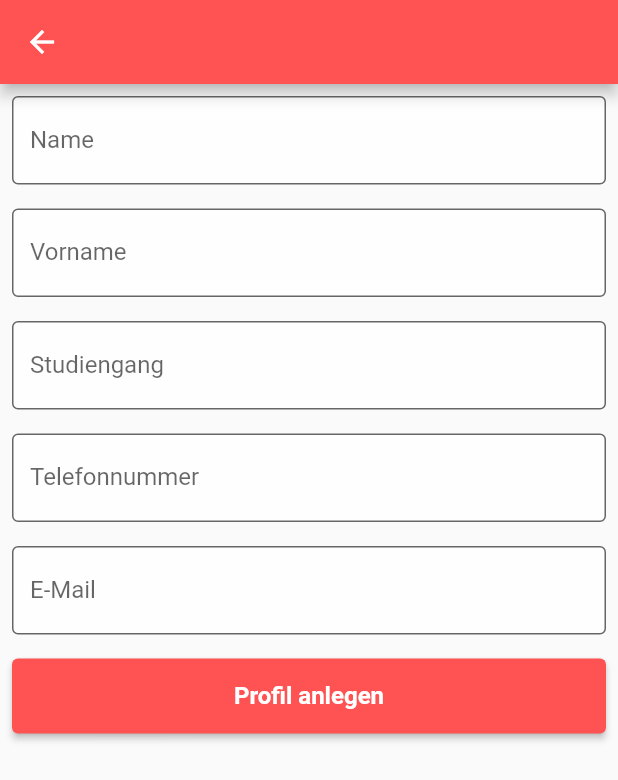
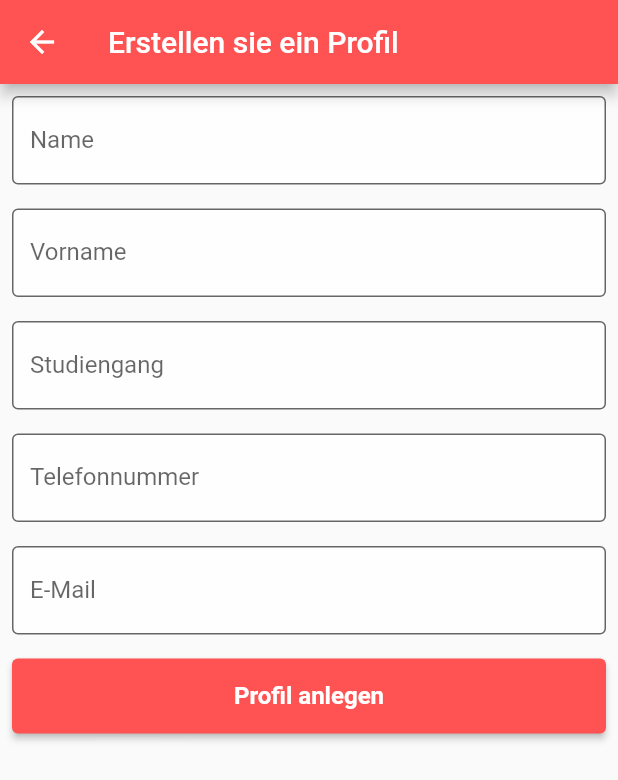
Before and after one commit to RaJoBra/UniPaiSity, a Flutter app: the Profil screen opened directly, after a tap on "Profil anlegen", on a phone screen of 412 x 824 dp. Shown: the top 780 px of the screen. Run offline on Flutter 3.47's test engine with Material 2 defaults, Android fonts, the phone set to English and light mode, and no system bars; our stand-ins replace cached_network_image, flutter_html, ionicons; missing offline and left inert: webfeed; network calls fail; Roboto replaces fonts that are missing (Arial).

Commit message:
Rafactor Code, Cause i couldn't find anything

```diff
--- a/uniparcity/lib/planninglist.dart
+++ b/uniparcity/lib/Planning/planninglist.dart
@@ -1,9 +1,9 @@
 import 'package:flutter/material.dart';
-import 'package:uniparcity/PlanningItemModel.dart';
+import 'package:uniparcity/Model/PlanningItemModel.dart';
 import 'package:uniparcity/dataHandler.dart';
-import 'package:uniparcity/profil.dart';
+import 'package:uniparcity/Profil/profil.dart';
 
-import 'CustomBottomNavBar.dart';
+import '../CustomBottomNavBar.dart';
 
 class PlanningList extends StatefulWidget {
   @override
--- a/uniparcity/lib/ProfileForm.dart
+++ b/uniparcity/lib/Profil/ProfileForm.dart
@@ -2,8 +2,8 @@ import 'package:flutter/material.dart';
 import 'package:uniparcity/config.dart';
 import 'package:uniparcity/dataHandler.dart';
 import 'package:uniparcity/home.dart';
-import 'package:uniparcity/profil.dart';
-import 'StudentModel.dart';
+import 'package:uniparcity/Profil/profil.dart';
+import '../Model/StudentModel.dart';
 
 class Profilform extends StatelessWidget {
   final nameController = TextEditingController();
@@ -21,6 +21,7 @@ class Profilform extends StatelessWidget {
     return Scaffold(
       appBar: AppBar(
         backgroundColor: Colors.redAccent,
+        title: Text('Erstellen sie ein Profil'),
         leading: IconButton(
           icon: Icon(Icons.arrow_back),
           onPressed: () {
--- a/uniparcity/lib/profil.dart
+++ b/uniparcity/lib/Profil/profil.dart
@@ -1,8 +1,8 @@
 import 'package:flutter/material.dart';
 import 'package:uniparcity/CustomBottomNavBar.dart';
+import '../config.dart';
+import '../dataHandler.dart';
 import 'ProfileForm.dart';
-import 'config.dart';
-import 'dataHandler.dart';
 
 class Profil extends StatefulWidget {
   const Profil({Key? key}) : super(key: key);
@@ -61,7 +61,7 @@ class _ProfilState extends State<Profil> {
               )),
           body: Column(
             children: [
-              Padding(
+              const Padding(
                 padding: EdgeInsets.all(20),
               ),
               Container(
@@ -72,7 +72,7 @@ class _ProfilState extends State<Profil> {
                   color: Colors.blue,
                 ),
               ),
-              Padding(
+              const Padding(
                 padding: EdgeInsets.all(20),
               ),
               Row(
@@ -99,7 +99,8 @@ class _ProfilState extends State<Profil> {
                 ],
               ),
             ],
-          ));
+          ),
+      bottomNavigationBar: CustomBottomNavBar(),);
     }
   }
 }
--- a/uniparcity/lib/UniversityCard.dart
+++ b/uniparcity/lib/University/UniversityCard.dart
@@ -1,5 +1,5 @@
 import 'package:flutter/material.dart';
-import 'package:uniparcity/UniversitatsModel.dart';
+import 'package:uniparcity/Model/UniversitatsModel.dart';
 
 class UniversityCard extends StatelessWidget {
   final UniversitatsModel uni;
--- a/uniparcity/lib/universities.dart
+++ b/uniparcity/lib/University/universities.dart
@@ -1,6 +1,6 @@
 import 'package:flutter/material.dart';
 import 'package:uniparcity/CustomBottomNavBar.dart';
-import 'package:uniparcity/profil.dart';
+import 'package:uniparcity/Profil/profil.dart';
 import 'dart:io';
 import 'dart:convert';
 
--- a/uniparcity/lib/dataHandler.dart
+++ b/uniparcity/lib/dataHandler.dart
@@ -1,8 +1,8 @@
 import 'package:http/http.dart' as http;
-import 'package:uniparcity/PlanningItemModel.dart';
-import 'UniversitatsModel.dart';
+import 'package:uniparcity/Model/PlanningItemModel.dart';
+import 'Model/UniversitatsModel.dart';
 import 'dart:convert';
-import 'StudentModel.dart';
+import 'Model/StudentModel.dart';
 import 'config.dart';
 
 class DataHandler {
--- a/uniparcity/lib/home.dart
+++ b/uniparcity/lib/home.dart
@@ -1,8 +1,8 @@
 import 'package:flutter/material.dart';
-import 'package:uniparcity/UniversityCard.dart';
+import 'package:uniparcity/University/UniversityCard.dart';
 import 'package:uniparcity/dataHandler.dart';
 
-import 'profil.dart';
+import 'Profil/profil.dart';
 import 'package:uniparcity/CustomBottomNavBar.dart';
 
 class Home extends StatelessWidget {
--- a/uniparcity/lib/onboarding.dart
+++ b/uniparcity/lib/onBoarding/onboarding.dart
@@ -1,6 +1,6 @@
 import 'package:flutter/material.dart';
 import 'package:uniparcity/CustomBottomNavBar.dart';
-import 'package:uniparcity/profil.dart';
+import 'package:uniparcity/Profil/profil.dart';
 import 'package:ionicons/ionicons.dart';
 
 class Onboarding extends StatelessWidget {
--- a/uniparcity/lib/feed.dart
+++ b/uniparcity/lib/rss/feed.dart
@@ -1,7 +1,7 @@
 import 'package:flutter/material.dart';
 import 'package:http/http.dart';
 import 'package:uniparcity/CustomBottomNavBar.dart';
-import 'package:uniparcity/profil.dart';
+import 'package:uniparcity/Profil/profil.dart';
 import 'dart:async';
 import 'dart:convert';
 import 'package:animations/animations.dart';
@@ -9,7 +9,7 @@ import 'package:webfeed/webfeed.dart';
 import 'package:cached_network_image/cached_network_image.dart';
 import 'package:intl/intl.dart';
 import 'package:ionicons/ionicons.dart';
-import 'package:uniparcity/viewRssFeed.dart';
+import 'package:uniparcity/rss/viewRssFeed.dart';
 
 class Feed extends StatefulWidget {
   const Feed({Key? key, required this.title}) : super(key: key);
--- a/uniparcity/lib/viewRssFeed.dart
+++ b/uniparcity/lib/rss/viewRssFeed.dart
@@ -2,7 +2,7 @@ import 'dart:async';
 import 'dart:convert';
 import 'package:flutter/material.dart';
 import 'package:ionicons/ionicons.dart';
-import 'package:uniparcity/feed.dart';
+import 'package:uniparcity/rss/feed.dart';
 import 'package:intl/intl.dart';
 import 'package:flutter_html/flutter_html.dart';
 import 'package:url_launcher/url_launcher.dart';
```
Also changed, not shown: uniparcity/lib/CustomBottomNavBar.dart (+4 -4 lines), uniparcity/lib/Model/PlanningItemModel.dart (renamed from uniparcity/lib/PlanningItemModel.dart), uniparcity/lib/Model/StudentModel.dart (renamed from uniparcity/lib/StudentModel.dart), uniparcity/lib/Model/UniversitatsModel.dart (renamed from uniparcity/lib/UniversitatsModel.dart).
